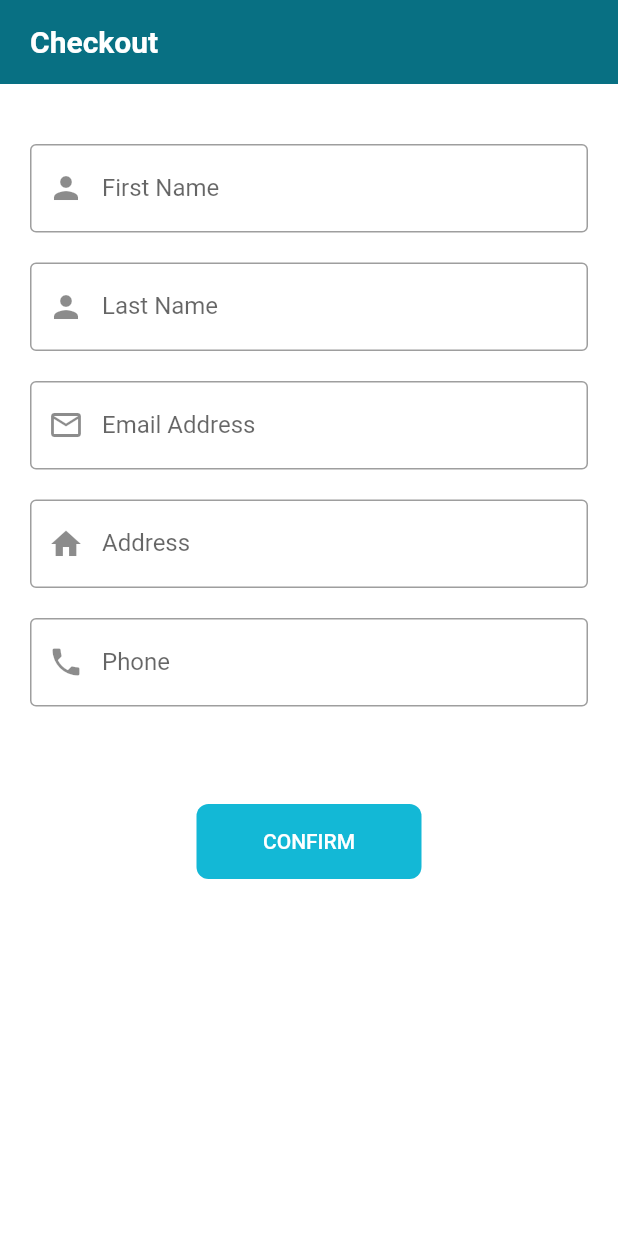
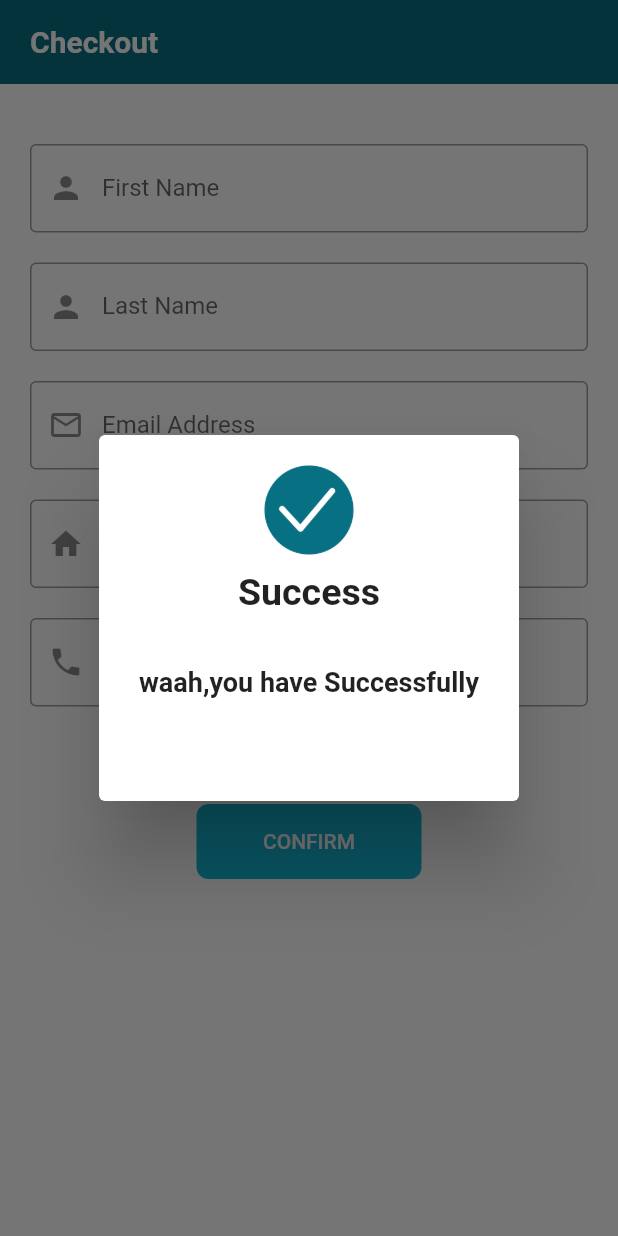
Before and after one commit to AhmedEssamElsayed74/furniture_store, a Flutter app: the CheckOutScreen screen opened directly, after a tap on "CONFIRM", on a phone screen of 412 x 824 dp. Run offline on Flutter 3.47's test engine with Material 2 defaults, Android fonts, the phone set to English and light mode, and no system bars; our stand-ins replace bloc, carousel_slider, conditional_builder_null_safety, flutter_bloc, fluttertoast, hexcolor and 2 more; missing offline and left inert: fab_circular_menu; network calls fail.

Commit message:
ahmed essam 2

```diff
--- a/lib/layout/cubit/cubit.dart
+++ b/lib/layout/cubit/cubit.dart
@@ -104,7 +104,19 @@ List<String>titlesScreen=
    ];
 
 /////////////////////////////////////////////////////////////////
+  List detailsPicture = [
+    'https://75324b7afe1a238e9728-48cce035978395103897a6b442a94265.lmsin.net/163641874-163641874-HC27062021_02-750-1.jpg?v=1',
+    'https://75324b7afe1a238e9728-48cce035978395103897a6b442a94265.lmsin.net/163639532-163639532-HC11102021_02-750-1.jpg',
+    'https://target.scene7.com/is/image/Target/GUEST_b0aa50c3-ce9c-4fea-93bf-e6dffb91818b?wid=325&hei=325&qlt=80&fmt=pjpeg',
 
+  ];
+
+  bool isDark = false;
+  void ChangeAppTheme()
+  {
+    isDark = !isDark;
+      emit(AppChangeDarkTheme());
+    }
 
 
    void ChangeBottom (index)
--- a/lib/layout/cubit/states.dart
+++ b/lib/layout/cubit/states.dart
@@ -41,3 +41,4 @@ class ShopSuccessUpdateUserDataState extends ShopStates {}
 class ShopErrorUpdateUserDataState extends ShopStates{}
 
 class ShopLoadingUpdateUserDataState extends ShopStates{}
+class AppChangeDarkTheme extends ShopStates{}
--- a/lib/modules/user/Product/products_screen.dart
+++ b/lib/modules/user/Product/products_screen.dart
@@ -21,7 +21,6 @@ class ProductScreen extends StatelessWidget {
       builder: (context, state) {
         var cubit=ShopCubit.get(context);
         return Scaffold(
-          backgroundColor: Colors.white,
           body: Padding(
             padding: const EdgeInsets.all(8.0),
             child: SingleChildScrollView(
--- a/lib/modules/user/cart/cart_layout.dart
+++ b/lib/modules/user/cart/cart_layout.dart
@@ -21,7 +21,6 @@ class _CartLayoutState extends State<CartLayout> {
     return Scaffold(
       appBar: AppBar(
         title: const Text('Cart',style: TextStyle(color: Colors.white),),
-        backgroundColor: HexColor('#087083'),
       ),
       body:  Padding(
         padding: const EdgeInsets.all(15.0),
--- a/lib/modules/user/checkout/checkout.dart
+++ b/lib/modules/user/checkout/checkout.dart
@@ -2,12 +2,8 @@ import 'package:conditional_builder_null_safety/conditional_builder_null_safety.
 import 'package:flutter/material.dart';
 import 'package:furniture_store/shared/component/component.dart';
 
-
 class CheckOutScreen extends StatelessWidget {
   CheckOutScreen({Key? key}) : super(key: key);
-
-
-
 
   var firstnamecontroller = TextEditingController();
 
@@ -20,7 +16,6 @@ class CheckOutScreen extends StatelessWidget {
   var phonecontroller = TextEditingController();
 
   var cardcontroller = TextEditingController();
-
 
   var formkey = GlobalKey<FormState>();
 
@@ -44,7 +39,9 @@ class CheckOutScreen extends StatelessWidget {
               child: Column(
                 crossAxisAlignment: CrossAxisAlignment.start,
                 children: [
-                  const SizedBox(height: 20,),
+                  const SizedBox(
+                    height: 20,
+                  ),
                   defaultformfield(
                     controller: firstnamecontroller,
                     type: TextInputType.name,
@@ -55,7 +52,8 @@ class CheckOutScreen extends StatelessWidget {
                     },
                     label: 'First Name',
                     prefix: Icons.person,
-                  ),const SizedBox(
+                  ),
+                  const SizedBox(
                     height: 20.0,
                   ),
                   defaultformfield(
@@ -82,7 +80,8 @@ class CheckOutScreen extends StatelessWidget {
                     },
                     label: 'Email Address',
                     prefix: Icons.email_outlined,
-                  ),const SizedBox(
+                  ),
+                  const SizedBox(
                     height: 20.0,
                   ),
                   defaultformfield(
@@ -134,12 +133,43 @@ class CheckOutScreen extends StatelessWidget {
                     condition: true,
                     builder: (context) => Center(
                       child: defaultButton(
-                        function: () {},
+                        function: () {
+                          var alert = AlertDialog(
+                            content: Container(
+                              height: 200,
+                              child: Column(
+                                children: const [
+                                  Image(
+                                    image: AssetImage('image/true.png'),
+                                    width: 80,
+                                    height: 60,
+                                  ),
+                                  SizedBox(height: 10,),
+                                  Text('Success',
+                                    style: TextStyle(
+                                      fontWeight: FontWeight.bold,
+                                      fontSize: 25,
+                                    ),
+                                  ),
+                                  SizedBox(height: 35,),
+                                  Text('waah,you have Successfully',
+                                    style: TextStyle(
+                                      fontWeight: FontWeight.bold,
+                                      fontSize: 18,
+                                    ),
+                                  ),
+
+                                ],
+                              ),
+                            ),
+                          );
+                          showDialog(context: context, builder: (context) => alert);
+                        },
                         text: 'Confirm',
                       ),
                     ),
                     fallback: (context) =>
-                        Center(child: const CircularProgressIndicator()),
+                        const Center(child: CircularProgressIndicator()),
                   ),
                 ],
               ),
--- a/lib/modules/user/profile/profile.dart
+++ b/lib/modules/user/profile/profile.dart
@@ -58,7 +58,6 @@ class _ProfileScreenState extends State<ProfileScreen> {
                       color: Colors.white,
                     ),
                     onPressed: () {
-                      // imagepacker();
                       var alert = AlertDialog(
                         title: const Text(
                           'Choose Picture From :',
--- a/lib/shared/style/theme.dart
+++ b/lib/shared/style/theme.dart
@@ -5,6 +5,7 @@ import 'package:hexcolor/hexcolor.dart';
 
 ThemeData darkTheme=ThemeData(
   primarySwatch: defaultcolor,
+  scaffoldBackgroundColor: HexColor('333739'),
   appBarTheme: AppBarTheme(
     titleSpacing: 20.0,
     backgroundColor: HexColor('333739'),
@@ -29,21 +30,12 @@ ThemeData darkTheme=ThemeData(
     elevation: 20.0,
     backgroundColor: HexColor('333739'),
   ),
-  textTheme: TextTheme(
-    bodyText1: TextStyle(
-      fontSize: 18.0,
-      fontWeight: FontWeight.w600,
-      color: Colors.white,
-    ),
-  ),
-  fontFamily: 'Jannah',
-  scaffoldBackgroundColor: HexColor('333739'),
+
 );
 ThemeData lightTheme=ThemeData(
   primarySwatch: defaultcolor,
   scaffoldBackgroundColor: Colors.white,
   appBarTheme:  AppBarTheme(
-
     titleSpacing: 20.0,
     backgroundColor:  HexColor('#087083'),
     elevation: 0.0,
@@ -68,11 +60,4 @@ ThemeData lightTheme=ThemeData(
     backgroundColor: HexColor('#087083'),
   ),
 
-  textTheme: const TextTheme(
-    bodyText1: TextStyle(
-      fontSize: 18.0,
-      fontWeight: FontWeight.w600,
-      color: Colors.black,
-    ),
-  ),
 );
--- a/lib/تجارب.dart
+++ b/lib/تجارب.dart
@@ -219,10 +219,9 @@
 
 /////////////////////////////////////////////////////////////////////////////////////////////////////////////
 ////cartscreen//////
-
+//
 // import 'package:flutter/material.dart';
 // import 'package:furniture_store/shared/component/component.dart';
-//
 //
 //
 // class DetailsScreen extends StatelessWidget {
--- a/pubspec.yaml
+++ b/pubspec.yaml
@@ -94,6 +94,7 @@ flutter:
      - image/facebook.png
      - image/logo.png
      - image/Capture.png
+     - image/true.png
 
   # An image asset can refer to one or more resolution-specific "variants", see
   # https://flutter.dev/assets-and-images/#resolution-aware.
```
Also changed, not shown: lib/layout/home_layout.dart (+10 -10 lines), lib/main.dart (+20 -11 lines), lib/modules/user/ditals/ditals_screen.dart (+49 -7 lines), lib/modules/user/setting/setting_screen.dart (+12 -0 lines), image/true.png (added).
